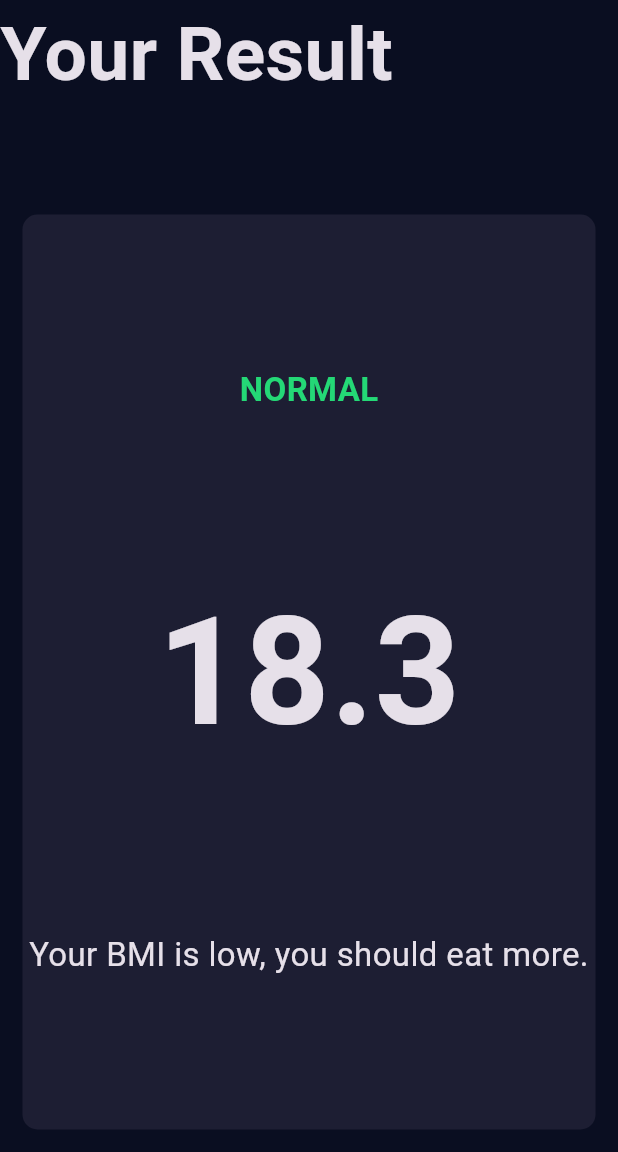
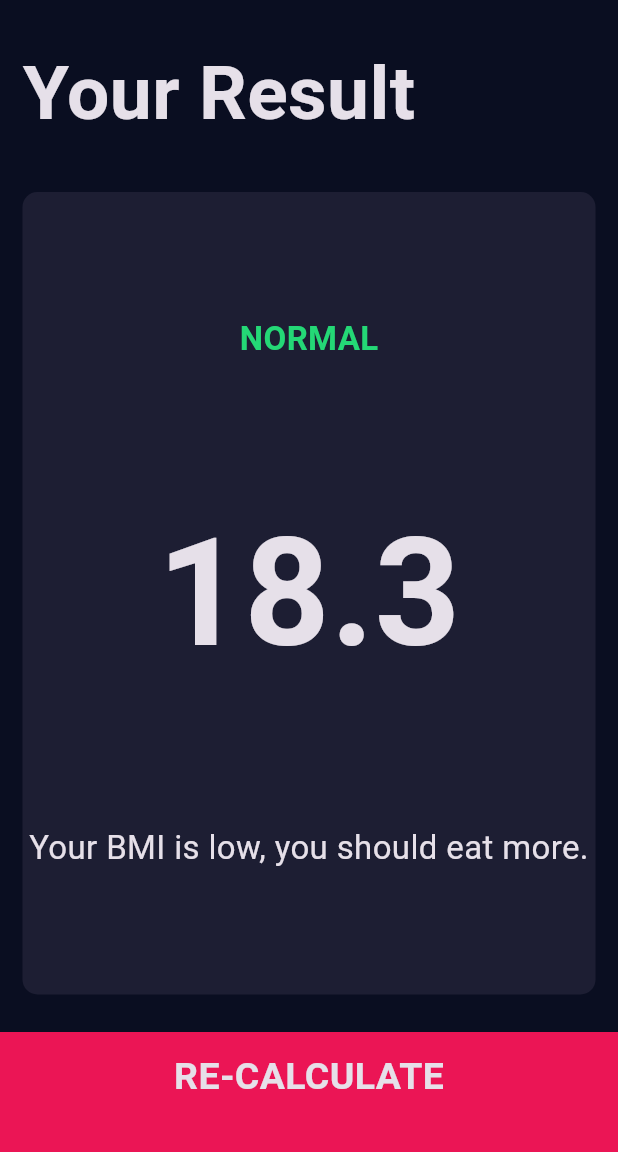
Before and after one commit to aminebenjebli/BMI-Calculator, a Flutter app: the screen it shows after launch, after a tap on "CALCULATE", on a phone screen of 412 x 824 dp, the part 84-1236 px from its top. Run offline on Flutter 3.47's test engine with Material 3 defaults, Android fonts, the phone set to English and light mode, and no system bars; our stand-ins replace font_awesome_flutter.

Commit message:
Refactor navigation and button functionality in InputPage and ResultsPage; update BottomButtonNavigation to accept button title and onTap callback.

```diff
--- a/healthapp/lib/main.dart
+++ b/healthapp/lib/main.dart
@@ -1,6 +1,5 @@
 import 'package:flutter/material.dart';
 import 'package:healthapp/screens/input_page.dart';
-import 'package:healthapp/screens/results_page.dart';
 
 void main() => runApp(BMICalculator());
 
--- a/healthapp/lib/screens/input_page.dart
+++ b/healthapp/lib/screens/input_page.dart
@@ -1,10 +1,10 @@
 import 'package:flutter/material.dart';
 import 'package:font_awesome_flutter/font_awesome_flutter.dart';
+import 'package:healthapp/screens/results_page.dart';
 import 'package:healthapp/widgets/cards.dart';
 import 'package:healthapp/widgets/card_content.dart';
 import 'package:healthapp/constants/constants.dart';
 import 'package:healthapp/models/gender.dart';
-import 'package:healthapp/screens/results_page.dart';
 import 'package:healthapp/widgets/round_button.dart';
 import 'package:healthapp/widgets/bottom_button.dart';
 
@@ -195,7 +195,16 @@ class _InputPageState extends State<InputPage> {
                 )),
               ],
             )),
-            const BottomButtonNavigation(),
+            BottomButtonNavigation(
+                buttonTitle: 'CALCULATE',
+                onTap: () {
+                  Navigator.push(
+                    context,
+                    MaterialPageRoute(
+                      builder: (context) => const ResultsPage(),
+                    ),
+                  );
+                }),
           ],
         ));
   }
--- a/healthapp/lib/screens/results_page.dart
+++ b/healthapp/lib/screens/results_page.dart
@@ -1,4 +1,5 @@
 import 'package:flutter/material.dart';
+import 'package:healthapp/widgets/bottom_button.dart';
 import 'package:healthapp/widgets/cards.dart';
 import 'package:healthapp/constants/constants.dart';
 
@@ -17,6 +18,8 @@ class ResultsPage extends StatelessWidget {
           children: <Widget>[
             Expanded(
               child: Container(
+                padding: const EdgeInsets.all(15.0),
+                alignment: Alignment.bottomLeft,
                 child: const Text('Your Result', style: titleTextStyle),
               ),
             ),
@@ -45,6 +48,12 @@ class ResultsPage extends StatelessWidget {
                 ),
               ),
             ),
+            BottomButtonNavigation(
+              buttonTitle: 'RE-CALCULATE',
+              onTap: () {
+                Navigator.pop(context);
+              },
+            )
           ],
         ));
   }
--- a/healthapp/lib/widgets/bottom_button.dart
+++ b/healthapp/lib/widgets/bottom_button.dart
@@ -3,28 +3,25 @@ import 'package:healthapp/constants/constants.dart';
 import 'package:healthapp/screens/results_page.dart';
 
 class BottomButtonNavigation extends StatelessWidget {
-  const BottomButtonNavigation({super.key});
+  const BottomButtonNavigation(
+      {super.key, required this.onTap, required this.buttonTitle});
+
+  final Function()? onTap;
+  final String buttonTitle;
 
   @override
   Widget build(BuildContext context) {
     return GestureDetector(
-      onTap: () {
-        Navigator.push(
-          context,
-          MaterialPageRoute(
-            builder: (context) => const ResultsPage(),
-          ),
-        );
-      },
+      onTap: onTap,
       child: Container(
         color: bottomContainerColor,
         margin: const EdgeInsets.only(top: 10.0),
         padding: const EdgeInsets.only(bottom: 20.0),
         width: double.infinity,
         height: bottomContainerHeight,
-        child: const Center(
+        child: Center(
           child: Text(
-            'CALCULATE',
+            buttonTitle,
             style: largeButtonTextStyle,
           ),
         ),
```
